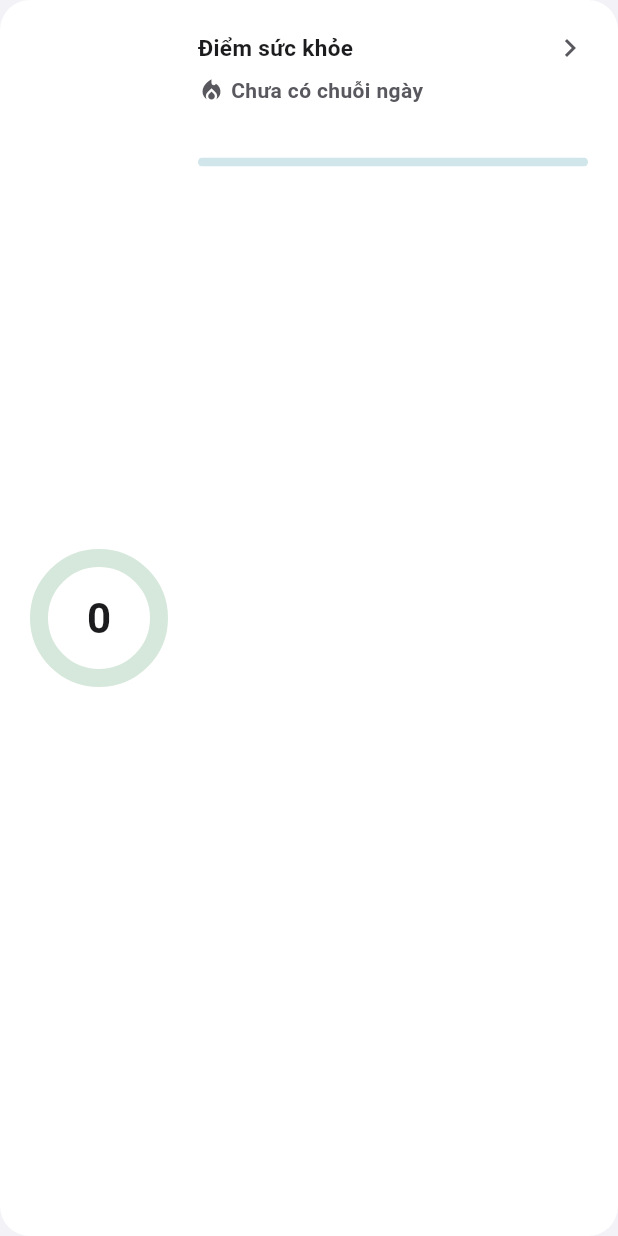
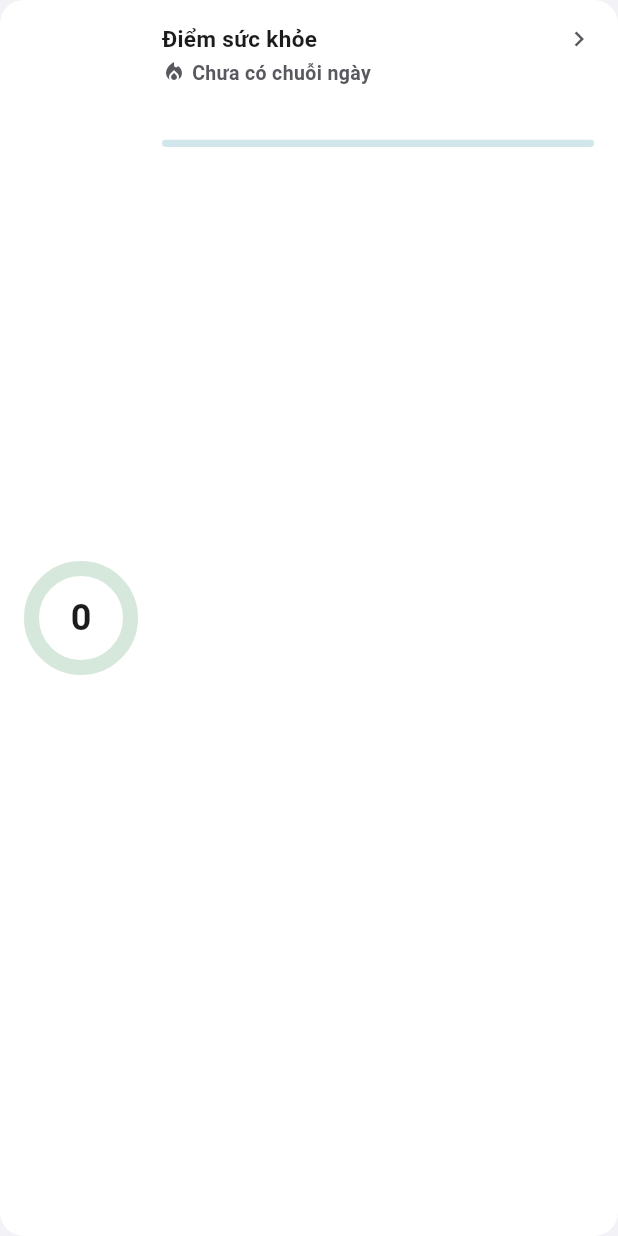
Before and after one commit to duydat555/healthtrack, a Flutter app: the _Body widget shown alone on an empty page, opened directly with empty values, on a phone screen of 412 x 824 dp. Run offline on Flutter 3.47's test engine with Material 3 defaults, Android fonts, the phone set to English and light mode, and no system bars; our stand-ins replace dio, fl_chart, flutter_local_notifications, flutter_riverpod, flutter_secure_storage, flutter_timezone and 2 more; accounts and stored records are empty; network calls fail.

Commit message:
feat(mobile): làm lại màn Tổng quan theo phong cách Apple Health và Fitness (#224)

```diff
--- a/mobile/lib/features/gamification/health_score_card.dart
+++ b/mobile/lib/features/gamification/health_score_card.dart
@@ -84,26 +84,20 @@ class _Body extends StatelessWidget {
           'Điểm sức khỏe hôm nay ${s.score} trên 100. Chuỗi ${s.streak} ngày liền. '
           '${ch.title}: ${ch.progress} trên ${ch.target}. Bấm để xem huy hiệu.',
       excludeSemantics: true,
-      child: Material(
-        color: c.card,
-        borderRadius: BorderRadius.circular(AppRadius.card + 4),
-        child: InkWell(
-          borderRadius: BorderRadius.circular(AppRadius.card + 4),
+      child: AppCard(
         onTap: () => context.push('/achievements'),
-          child: Padding(
-            padding: const EdgeInsets.all(20),
         child: Row(
           children: [
             ActivityRings(
-                  size: 92,
-                  strokeWidth: 12,
+              size: 76,
+              strokeWidth: 10,
               rings: [RingData(color: c.steps, progress: s.score / 100)],
               center: CountUp(
                 value: s.score.toDouble(),
-                    style: AppFonts.number(28, color: c.ink),
+                style: AppFonts.number(24, color: c.ink),
               ),
             ),
-                const SizedBox(width: 20),
+            const SizedBox(width: AppSpacing.md),
             Expanded(
               child: Column(
                 crossAxisAlignment: CrossAxisAlignment.start,
@@ -113,48 +107,44 @@ class _Body extends StatelessWidget {
                       Expanded(
                         child: Text(
                           'Điểm sức khỏe',
-                              style: AppTextStyles.cardTitle.copyWith(
-                                color: c.ink,
+                          style: context.text.cardTitle,
                         ),
                       ),
-                          ),
-                          Icon(Icons.chevron_right, color: c.inkSoft),
+                      Icon(Icons.chevron_right, color: c.inkSoft, size: 20),
                     ],
                   ),
-                      const SizedBox(height: 6),
+                  const SizedBox(height: AppSpacing.xxs),
                   Row(
                     children: [
                       Icon(
                         Icons.local_fire_department,
-                            size: 18,
+                        size: 16,
                         color: s.streak > 0 ? c.steps : c.inkSoft,
                       ),
-                          const SizedBox(width: 4),
+                      const SizedBox(width: AppSpacing.xxs),
                       Text(
                         s.streak > 0
                             ? '${s.streak} ngày liền'
                             : 'Chưa có chuỗi ngày',
-                            style: TextStyle(
-                              fontSize: 14,
+                        style: context.text.caption.copyWith(
                           fontWeight: FontWeight.w600,
-                              color: c.inkSoft,
                         ),
                       ),
                     ],
                   ),
-                      const SizedBox(height: 10),
+                  const SizedBox(height: AppSpacing.sm),
                   Text(
                     ch.title,
                     maxLines: 2,
                     overflow: TextOverflow.ellipsis,
-                        style: TextStyle(fontSize: 13, color: c.inkSoft),
+                    style: context.text.caption,
                   ),
-                      const SizedBox(height: 6),
+                  const SizedBox(height: AppSpacing.xs),
                   ClipRRect(
-                        borderRadius: BorderRadius.circular(4),
+                    borderRadius: BorderRadius.circular(3),
                     child: LinearProgressIndicator(
                       value: ch.target == 0 ? 0 : ch.progress / ch.target,
-                          minHeight: 6,
+                      minHeight: 5,
                       color: c.water,
                       backgroundColor: c.water.withValues(alpha: 0.18),
                     ),
@@ -165,8 +155,6 @@ class _Body extends StatelessWidget {
           ],
         ),
       ),
-        ),
-      ),
     );
   }
 }
```
Also changed, not shown: mobile/lib/features/coach/weekly_insight_card.dart (+9 -20 lines), mobile/lib/features/home/home_screen.dart (+86 -97 lines). Lines whose indentation alone changed are shown as unchanged.
